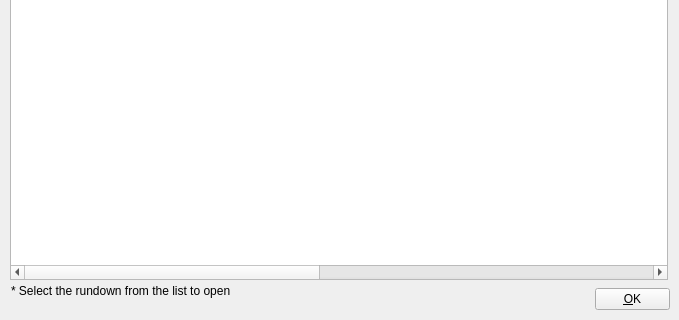
CasparCG/client, file src/Widgets/Rundown/OpenRundownFromUrlDialog.ui: the form before one commit; both pictures show x 0 to 679 and y 201 to 521 of the 679 by 521 pixel window.
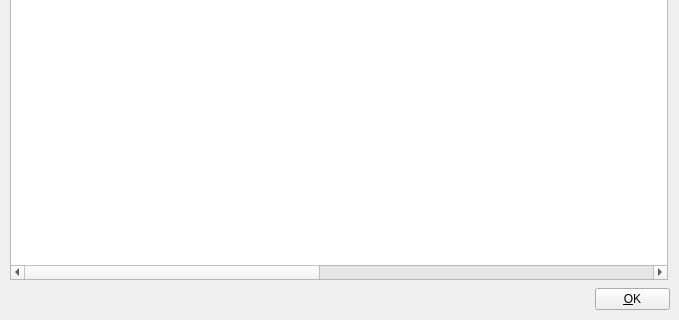
The form after the commit.

The edit to the form file:
```diff
--- a/src/Widgets/Rundown/OpenRundownFromUrlDialog.ui
+++ b/src/Widgets/Rundown/OpenRundownFromUrlDialog.ui
@@ -80,19 +80,6 @@
     </property>
    </column>
   </widget>
-  <widget class="QLabel" name="labelRundownInformation">
-   <property name="geometry">
-    <rect>
-     <x>11</x>
-     <y>484</y>
-     <width>591</width>
-     <height>16</height>
-    </rect>
-   </property>
-   <property name="text">
-    <string>* Select the rundown from the list to open</string>
-   </property>
-  </widget>
  </widget>
  <resources/>
  <connections>
```
